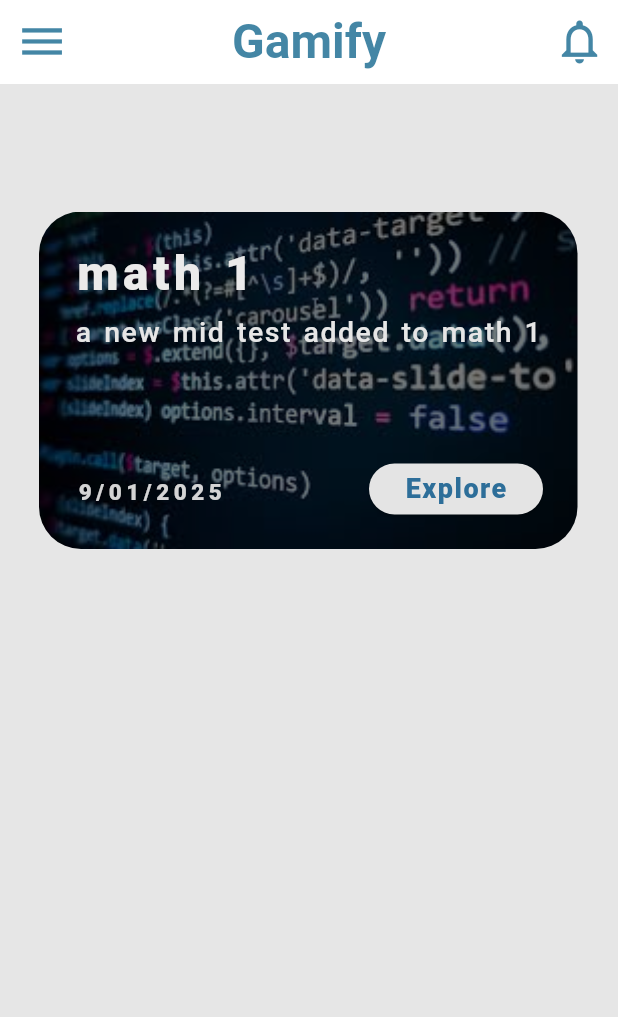
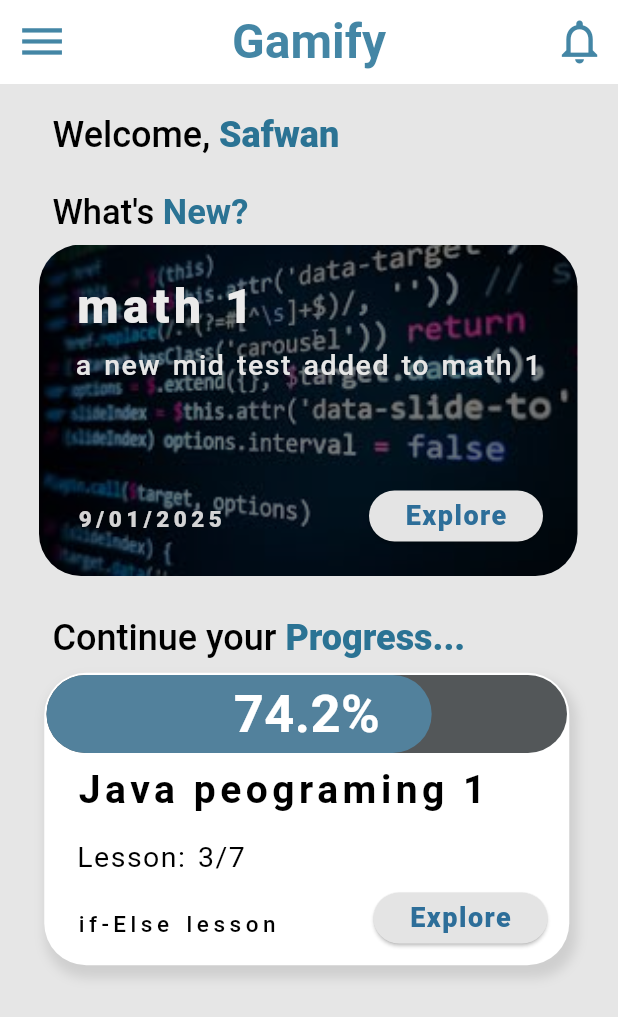
Before and after one commit to saf-24/gamify_project, a Flutter app: the St_home_page screen opened directly, on a phone screen of 412 x 824 dp. Shown: the top 1017 px of the screen. Run offline on Flutter 3.47's test engine with Material 3 defaults, Android fonts, the light colour scheme and no system bars; drawn by our look-alikes of percent_indicator.

Commit message:
i made some chenge

```diff
--- /dev/null
+++ b/lib/Safwan/Screens/course_cards_widget.dart
@@ -0,0 +1,130 @@
+import 'package:flutter/material.dart';
+import 'package:percent_indicator/linear_percent_indicator.dart';
+class Course_home_page extends StatelessWidget {
+  final String title;
+  final String disc;
+  final String percent1;
+  final String date;
+
+  const Course_home_page({
+    super.key,
+    required this.title,
+    required this.disc,
+    required this.date,
+    required this.percent1,
+  });
+
+  @override
+  Widget build(BuildContext context) {
+    double percent = 0.74;
+    return Container(
+      margin: const EdgeInsets.fromLTRB(21, 384, 24, 0),
+      width: 367,
+      height: 333,
+      child: SizedBox(
+
+        width: 323,
+        height: 222,
+        child: Stack(
+          children: [
+            Padding(
+              padding: const EdgeInsets.all(8.5),
+              child: Container(
+                width: 359,
+                height: 195,
+                decoration: BoxDecoration(
+                    borderRadius: BorderRadius.circular(28),
+                    color: const Color.fromARGB(255, 255, 255, 255),
+                    boxShadow: [
+                      BoxShadow(
+                        color: Colors.black.withOpacity(0.1),
+                        spreadRadius: 2,
+                        blurRadius: 6,
+                        offset: const Offset(3, 6),
+                      )
+                    ]),
+              ),
+            ),
+            Positioned(
+                top: 68,
+                left: 30,
+                child: Text(
+                  title,
+                  style: TextStyle(
+                      fontSize: 26,
+                      color: const Color.fromARGB(255, 0, 0, 0),
+                      fontWeight: FontWeight.w700,
+
+                      letterSpacing: 3),
+                )),
+            Positioned(
+                top: 165,
+                left: 30,
+                child: Text(
+                  date,
+                  style: TextStyle(
+                      fontSize: 15,
+                      color: const Color.fromARGB(255, 0, 0, 0),
+                      fontWeight: FontWeight.w500,
+                      wordSpacing: 2,
+                      letterSpacing: 3),
+                )),
+            Positioned(
+                top: 118,
+                left: 30,
+                child: SizedBox(
+                  width: 320,
+                  child: Text(
+                    disc,
+                    style: TextStyle(
+                        fontSize: 19,
+                        color: const Color.fromARGB(255, 0, 0, 0),
+                        wordSpacing: 2,
+                        letterSpacing: 1,
+                        fontWeight: FontWeight.w400),
+                  ),
+                )),
+            Positioned(
+              top: 155,
+              right: 23,
+              width: 116,
+              height: 34,
+              child: ElevatedButton(
+                onPressed: () {},
+                style: ButtonStyle(
+                  backgroundColor: WidgetStateProperty.all(
+                      const Color.fromARGB(255, 228, 228, 228)),
+                ),
+                child: Text(
+                  "Explore",
+                  style: TextStyle(
+                      fontSize: 18,
+                      fontWeight: FontWeight.w800,
+                      letterSpacing: 1,
+                      color: const Color.fromARGB(255, 45, 110, 153)),
+                ),
+              ),
+            ),
+            Positioned(
+              top: 10,
+              child: LinearPercentIndicator(
+              width: MediaQuery.of(context).size.width - 45,
+
+              animation: true,
+              lineHeight: 52.0,
+
+              animationDuration: 1000,
+              percent: percent,
+              center: Text(percent1,style: TextStyle(fontSize: 35,color: const Color.fromARGB(255, 255, 255, 255),fontWeight: FontWeight.w700),),
+              linearStrokeCap: LinearStrokeCap.roundAll,
+              progressColor: const Color.fromARGB(255, 82, 129, 156),
+              backgroundColor: const Color.fromARGB(218, 54, 59, 61),
+              barRadius: Radius.circular(28),
+            )
+            )
+          ],
+        ),
+      ),
+    );
+  }
+}
--- /dev/null
+++ b/lib/Safwan/Screens/scroll_widget.dart
@@ -0,0 +1,94 @@
+// ignore_for_file: prefer_const_literals_to_create_immutables
+
+import 'package:flutter/material.dart';
+
+class ScrollWidget extends StatelessWidget {
+
+    final String title;
+  final String disc;
+
+  final String date;
+
+  const ScrollWidget({
+    super.key,
+    required this.title,
+    required this.disc,
+    required this.date,
+  });
+
+final List<Map<String, String>> test = [
+  {
+    'title': 'math 1',
+    'image': 'assets/img/download.jpg',
+    'disc': 'a new mid test added to math 1',
+    'date': '9/01/2025',
+    'username': 'Safwan',
+  },
+  {
+    'title': 'java',
+    'image': 'assets/img/download.jpg',
+    'disc':
+        'a new final test adde fdfgnldfgj  ldkjflk j  lkdfglj dlfkgjhlkdfhjg d to java 1',
+    'date': '9/01/2025',
+    'username': 'Safwan',
+  },
+  {
+    'title': 'python',
+    'image': 'assets/img/download.jpg',
+    'disc': 'a new Quiz added to python 1',
+    'date': '9/01/2025',
+    'username': 'Safwan',
+  },
+];
+
+
+
+  @override
+  Widget build(BuildContext context) {
+    return SizedBox(
+            height: 330,
+            child: ListView.builder(
+              scrollDirection: Axis.horizontal,
+              itemCount: test.length,
+              itemBuilder: (context, index) {
+                return TestWidget(
+                  title: test[index]['title']!,
+                  disc: test[index]['disc']!,
+                  imagepath: test[index]['image']!,
+                  date: test[index]['date']!,
+                );
+              },
+            ),
+          ),
+    )
+  }
+
+  class TestWidget extends StatelessWidget {
+    final String title;
+    final String disc;
+    final String imagepath;
+    final String date;
+
+    const TestWidget({
+      super.key,
+      required this.title,
+      required this.disc,
+      required this.imagepath,
+      required this.date,
+    });
+
+    @override
+    Widget build(BuildContext context) {
+      return Card(
+        child: Column(
+          children: [
+            Image.asset(imagepath),
+            Text(title),
+            Text(disc),
+            Text(date),
+          ],
+        ),
+      );
+    }
+  }
+}
--- a/lib/Safwan/Screens/student_home_page_test.dart
+++ b/lib/Safwan/Screens/student_home_page_test.dart
@@ -1,7 +1,10 @@
-// ignore_for_file: prefer_const_constructors, sort_child_properties_last
+// ignore_for_file: prefer_const_constructors, sort_child_properties_last, prefer_const_literals_to_create_immutables
 
 import 'package:flutter/material.dart';
+import 'package:gamify_project/Safwan/Screens/Course_home_page_2.dart';
+import 'package:gamify_project/Safwan/Screens/course_cards_widget.dart';
 import 'package:gamify_project/Safwan/Screens/test_widget.dart';
+import 'package:gamify_project/Safwan/Screens/welcom_widget.dart';
 
 void main() {
   runApp(const MyApp());
@@ -19,25 +22,38 @@ class MyApp extends StatelessWidget {
   }
 }
 
+String username = "Safwan";
 final List<Map<String, String>> test = [
   {
     'title': 'math 1',
     'image': 'assets/img/download.jpg',
     'disc': 'a new mid test added to math 1',
-    'date': '9/01/2025'
+    'date': '9/01/2025',
+    'username': 'Safwan',
   },
   {
     'title': 'java',
     'image': 'assets/img/download.jpg',
     'disc':
         'a new final test adde fdfgnldfgj  ldkjflk j  lkdfglj dlfkgjhlkdfhjg d to java 1',
-    'date': '9/01/2025'
+    'date': '9/01/2025',
+    'username': 'Safwan',
   },
   {
     'title': 'python',
     'image': 'assets/img/download.jpg',
     'disc': 'a new Quiz added to python 1',
-    'date': '9/01/2025'
+    'date': '9/01/2025',
+    'username': 'Safwan',
+  },
+];
+final List<Map<String, String>> test2 = [
+  {
+    'title': 'Java peograming 1',
+    'progres': 'Lesson: 3/7',
+    'lessonName': 'if-Else lesson',
+    'date': '9/01/2025',
+    'percent': '74.2%'
   },
 ];
 
@@ -73,13 +89,10 @@ class St_home_page extends StatelessWidget {
         ),
         backgroundColor: const Color.fromARGB(255, 255, 255, 255),
       ),
-        body:
-
-        Column(
+      body: Stack(
         children: [
-
+          WelcomWidget(username: username),
           SizedBox(
-
             height: 330,
             child: ListView.builder(
               scrollDirection: Axis.horizontal,
@@ -94,11 +107,45 @@ class St_home_page extends StatelessWidget {
               },
             ),
           ),
+          Positioned(
+            top: 355,
+            left: 35,
+            child: Row(
+              children: [
+                RichText(
+                    text: TextSpan(
+                        style: const TextStyle(
+                            fontSize: 24,
+                            color: Color.fromARGB(255, 0, 0, 0),
+                            fontWeight: FontWeight.w500),
+                        children: [
+                      const TextSpan(
+                        text: "Continue your ",
+                      ),
+                      TextSpan(
+                          text: "Progress...",
+                          style: const TextStyle(
+                              color: Color.fromARGB(255, 43, 115, 148),
+                              fontWeight: FontWeight.w800,
+                              fontSize: 24))
+                    ]))
               ],
             ),
-
+          ),
+          Course_home_page(
+            title: test2[0]['title']!,
+            disc: test2[0]['progres']!,
+            date: test2[0]['lessonName']!,
+            percent1: test2[0]['percent']!,
+          ),
+          /*Course_home_page_2(
+            title: test2[0]['title']!,
+            disc: test2[0]['progres']!,
+            date: test2[0]['lessonName']!,
+            percent1: test2[0]['percent']!,
+          )*/
+        ],
+      ),
     );
-
-
   }
 }
--- a/lib/Safwan/Screens/test_widget.dart
+++ b/lib/Safwan/Screens/test_widget.dart
@@ -17,8 +17,9 @@ class TestWidget extends StatelessWidget {
   @override
   Widget build(BuildContext context) {
     return Container(
-      margin: const EdgeInsets.fromLTRB(26, 85, 24, 20),
+      margin: const EdgeInsets.fromLTRB(26, 107, 24,2),
       width: 359,
+      height: 330,
       child: Stack(
         children: [
           ClipRRect(
@@ -32,7 +33,9 @@ class TestWidget extends StatelessWidget {
                     fit: BoxFit.cover,
                     width: 400,
                     height: 300,
-                  ))),
+                  )
+                  )
+                  ),
           Positioned(
               top: 18,
               left: 24,
@@ -60,7 +63,7 @@ class TestWidget extends StatelessWidget {
           Positioned(
               top: 67,
               left: 24,
-              child: Container(
+              child: SizedBox(
                 width: 320,
                 child: Text(
                   disc,
@@ -75,16 +78,16 @@ class TestWidget extends StatelessWidget {
           Positioned(
             bottom: 23,
             right: 23,
+            width: 116,
+            height: 34,
             child: ElevatedButton(
               onPressed: () {},
               style: ButtonStyle(
-                backgroundColor: MaterialStateProperty.all(
+                backgroundColor: WidgetStateProperty.all(
                     const Color.fromARGB(255, 228, 228, 228)),
               ),
               child: Text("Explore",style: TextStyle(fontSize: 18, fontWeight:FontWeight.w800,letterSpacing: 1,color: const Color.fromARGB(255, 45, 110, 153) ),),
             ),
-            width: 116,
-            height: 34,
           ),
         ],
       ),
--- /dev/null
+++ b/lib/Safwan/Screens/welcom_widget.dart
@@ -0,0 +1,67 @@
+// ignore_for_file: prefer_const_literals_to_create_immutables
+
+import 'package:flutter/material.dart';
+
+class WelcomWidget extends StatelessWidget {
+  final String username;
+
+  const WelcomWidget({
+    super.key,
+    required this.username,
+  });
+
+  @override
+  Widget build(BuildContext context) {
+    return Stack(
+      children: [
+        Positioned(
+            top: 20,
+            left: 35,
+            child: RichText(
+                text: TextSpan(
+                    style: const TextStyle(
+                        fontSize: 24,
+                        color: Color.fromARGB(255, 0, 0, 0),
+                        fontWeight: FontWeight.w500),
+                    children: [
+                  const TextSpan(
+                    text: "Welcome, ",
+                  ),
+                  TextSpan(
+                      text: username,
+                      style: const TextStyle(
+                          color: Color.fromARGB(255, 43, 115, 148),
+                          fontWeight: FontWeight.w800,
+                          fontSize: 24))
+              ]
+            )
+          )
+        ),
+
+        Positioned(
+            top: 72,
+            left: 35,
+            child: RichText(
+                text: TextSpan(
+                    style: const TextStyle(
+                        fontSize: 23,
+                        color: Color.fromARGB(255, 0, 0, 0),
+                        fontWeight: FontWeight.w500),
+                    children: [
+                  const TextSpan(
+                    text: "What's ",
+                  ),
+                  TextSpan(
+                      text: "New?",
+                      style: const TextStyle(
+                          color: Color.fromARGB(255, 43, 115, 148),
+                          fontWeight: FontWeight.w700,
+                          fontSize: 23))
+              ]
+            )
+          )
+        )
+      ],
+    );
+  }
+}
--- a/pubspec.yaml
+++ b/pubspec.yaml
@@ -30,6 +30,7 @@ environment:
 dependencies:
   flutter:
     sdk: flutter
+  percent_indicator: ^4.2.2
 
 
   # The following adds the Cupertino Icons font to your application.
```
Also changed, not shown: lib/Safwan/Screens/Course_home_page_2.dart (added, +130 -0 lines), pubspec.lock. Lines whose indentation alone changed are shown as unchanged.
